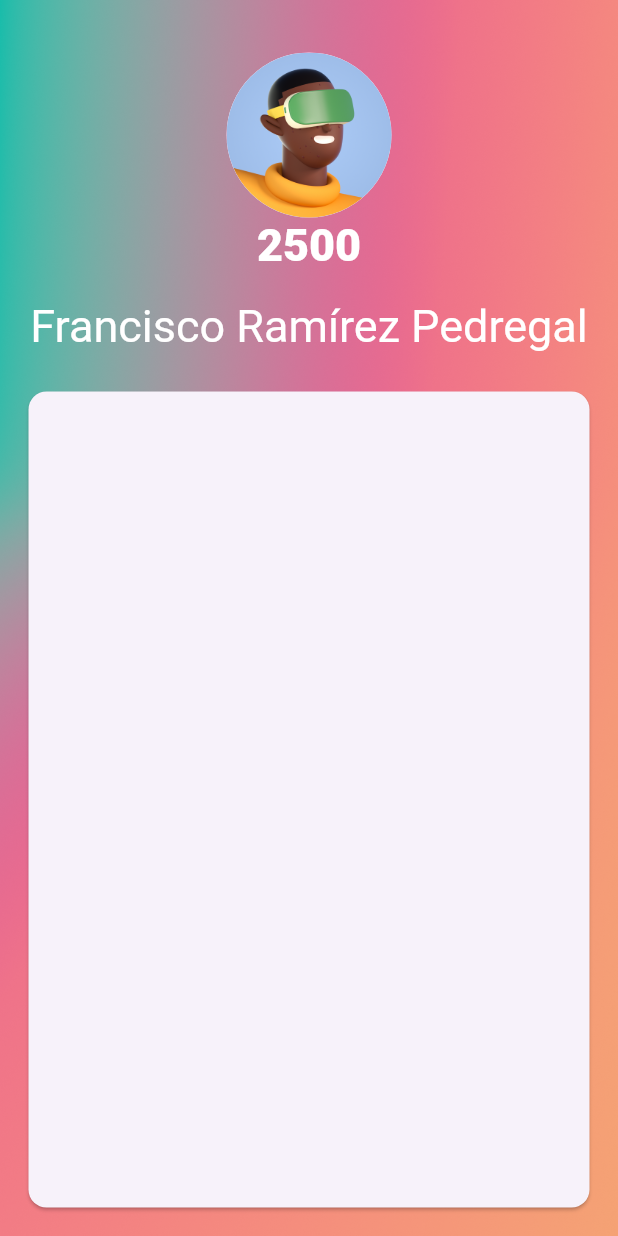
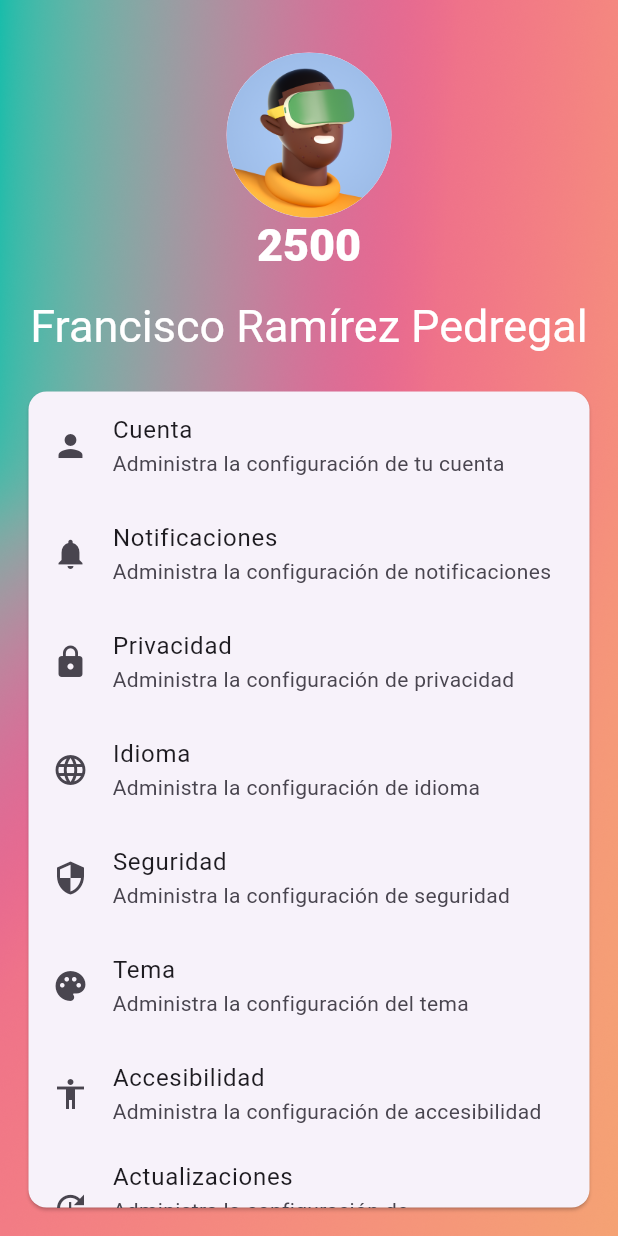
Before and after one commit to TonyUrena/Proyecto-Final-Tony-Urena-Fortuno, a Flutter app: the ProfileScreen screen opened by its route, on a phone screen of 412 x 824 dp. Run offline on Flutter 3.47's test engine with Material 3 defaults, Android fonts, the phone set to English and light mode, and no system bars.

Commit message:
Pantalla ProfileScreen terminada

```diff
--- a/lib/profile_screen.dart
+++ b/lib/profile_screen.dart
@@ -9,16 +9,14 @@ class ProfileScreen extends StatefulWidget {
 }
 
 class _ProfileScreenState extends State<ProfileScreen> {
-  Offset _offset = Offset(0, 1); // Comienza fuera de la pantalla a la derecha
+  Offset _offset = Offset(0, 1);
 
   @override
   void initState() {
     super.initState();
-    // Iniciar la animación después de que el widget se haya construido
     WidgetsBinding.instance.addPostFrameCallback((_) {
       setState(() {
-        _offset =
-            Offset.zero; // Mover a la posición final (dentro de la pantalla)
+        _offset = Offset.zero;
       });
     });
   }
@@ -47,14 +45,16 @@ class _ProfileScreenState extends State<ProfileScreen> {
                           tag: "heroAvatar",
                           child: CircleAvatar(
                             radius: 55,
-                              backgroundImage:
-                                  AssetImage('assets/avatar.png'))),
+                            backgroundImage: AssetImage('assets/avatar.png'),
+                          ),
+                        ),
                         Hero(
                           tag: "heroPoints",
                           child: Text(
                             "2500",
                             style: Theme.of(context).textTheme.titleLarge,
-                          )),
+                          ),
+                        ),
                         SizedBox(
                           height: 15,
                         ),
@@ -73,7 +73,66 @@ class _ProfileScreenState extends State<ProfileScreen> {
                         curve: Curves.easeInOutQuad,
                         duration: Duration(milliseconds: 500),
                         offset: _offset,
-                      child: Card(),
+                        child: Card(
+                          child: ListView(
+                            children: <Widget>[
+                              ListTile(
+                                leading: Icon(Icons.person),
+                                title: Text('Cuenta'),
+                                subtitle: Text('Administra la configuración de tu cuenta'),
+                                onTap: () {},
+                              ),
+                              ListTile(
+                                leading: Icon(Icons.notifications),
+                                title: Text('Notificaciones'),
+                                subtitle: Text('Administra la configuración de notificaciones'),
+                                onTap: () {},
+                              ),
+                              ListTile(
+                                leading: Icon(Icons.lock),
+                                title: Text('Privacidad'),
+                                subtitle: Text('Administra la configuración de privacidad'),
+                                onTap: () {},
+                              ),
+                              ListTile(
+                                leading: Icon(Icons.language),
+                                title: Text('Idioma'),
+                                subtitle: Text('Administra la configuración de idioma'),
+                                onTap: () {},
+                              ),
+                              ListTile(
+                                leading: Icon(Icons.security),
+                                title: Text('Seguridad'),
+                                subtitle: Text('Administra la configuración de seguridad'),
+                                onTap: () {},
+                              ),
+                              ListTile(
+                                leading: Icon(Icons.palette),
+                                title: Text('Tema'),
+                                subtitle: Text('Administra la configuración del tema'),
+                                onTap: () {},
+                              ),
+                              ListTile(
+                                leading: Icon(Icons.accessibility),
+                                title: Text('Accesibilidad'),
+                                subtitle: Text('Administra la configuración de accesibilidad'),
+                                onTap: () {},
+                              ),
+                              ListTile(
+                                leading: Icon(Icons.update),
+                                title: Text('Actualizaciones'),
+                                subtitle: Text('Administra la configuración de actualizaciones'),
+                                onTap: () {},
+                              ),
+                              ListTile(
+                                leading: Icon(Icons.info),
+                                title: Text('Acerca de'),
+                                subtitle: Text('Acerca de la aplicación'),
+                                onTap: () {},
+                              ),
+                            ],
+                          ),
+                        ),
                       ),
                     ),
                   ),
@@ -82,6 +141,7 @@ class _ProfileScreenState extends State<ProfileScreen> {
             )
           ],
         ),
-    ));
+      ),
+    );
   }
 }
```
Lines whose indentation alone changed are shown as unchanged.
